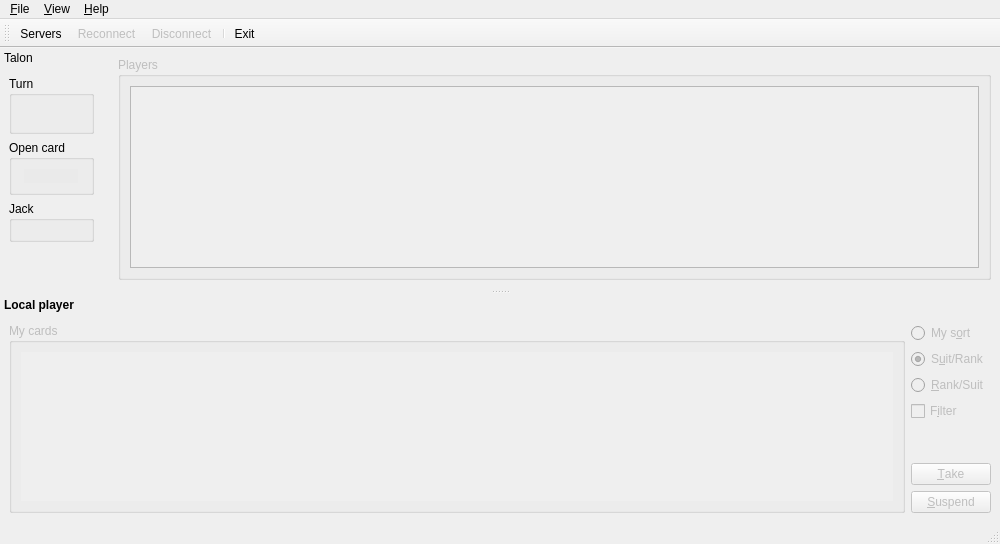
Before: the Qt Designer form src/mainwindow.ui in velnias75/NetMauMau-Qt-Client, drawn with Qt 5.
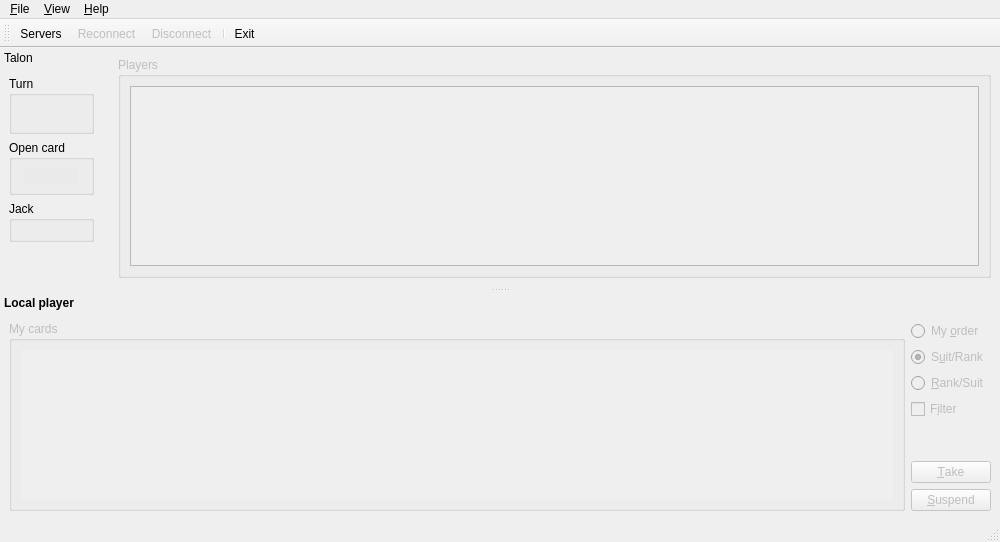
After: the same form once the commit is applied. Icons and pictures are not drawn. Custom widgets are drawn as their Qt base class.

Patch:
```diff
--- a/src/mainwindow.ui
+++ b/src/mainwindow.ui
@@ -7,8 +7,8 @@
    <rect>
     <x>0</x>
     <y>0</y>
-    <width>1000</width>
-    <height>544</height>
+    <width>998</width>
+    <height>542</height>
    </rect>
   </property>
   <property name="acceptDrops">
@@ -515,8 +515,8 @@
               <rect>
                <x>0</x>
                <y>0</y>
-               <width>886</width>
-               <height>158</height>
+               <width>878</width>
+               <height>159</height>
               </rect>
              </property>
              <layout class="QHBoxLayout" name="myCardsLayout">
@@ -544,7 +544,7 @@
             </font>
            </property>
            <property name="text">
-            <string>My s&amp;ort</string>
+            <string>My &amp;order</string>
            </property>
            <attribute name="buttonGroup">
             <string notr="true">buttonGroup</string>
```
Left out of the diff: 13 changed lines with no effect on the pictures.
